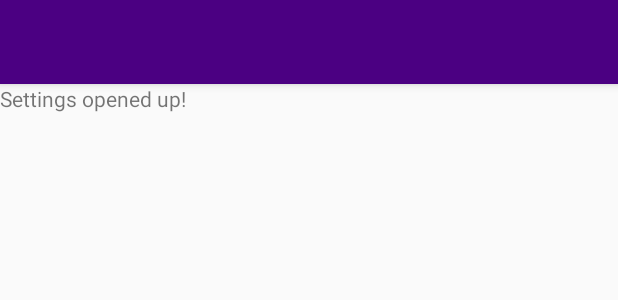
After one commit to msaukans/AudioBook-Reviewzy, an Android app: the layout activity_settings.xml on its own in the app's theme, with its tools: preview values and no code run, on a phone screen of 412 x 824 dp. The commit adds this screen. Shown: the top 300 px of the screen. Run offline under Robolectric (Android 15) with nearby library versions, the phone set to English and light mode, and no system bars.

Commit message:
added settings activity in order for user to be able to customize the app more to their liking

```diff
--- a/app/build.gradle
+++ b/app/build.gradle
@@ -10,6 +10,7 @@
         versionCode 1
         versionName "1.0"
         testInstrumentationRunner "android.support.test.runner.AndroidJUnitRunner"
+        vectorDrawables.useSupportLibrary = true
     }
     buildTypes {
         release {
@@ -27,5 +28,7 @@
     compile 'com.android.support:appcompat-v7:26.+'
     compile 'com.android.support:design:26.+'
     compile 'com.android.support.constraint:constraint-layout:1.0.2'
+    compile 'com.android.support:support-v4:26.+'
+    compile 'com.android.support:support-vector-drawable:26.+'
     testCompile 'junit:junit:4.12'
 }
--- a/app/src/main/AndroidManifest.xml
+++ b/app/src/main/AndroidManifest.xml
@@ -19,7 +19,6 @@
                 <category android:name="android.intent.category.DEFAULT" />
             </intent-filter>
         </activity>
-
         <activity android:name=".welcome">
             <intent-filter>
                 <action android:name="android.intent.action.MAIN" />
@@ -27,9 +26,12 @@
                 <category android:name="android.intent.category.LAUNCHER" />
             </intent-filter>
         </activity>
-
         <activity android:name=".LoginActivity" />
         <activity android:name=".RegisterActivity" />
+        <activity
+            android:name=".Settings"
+            android:label="@string/title_activity_settings"
+            android:theme="@style/AppTheme.NoActionBar"></activity>
     </application>
 
 </manifest>
--- a/app/src/main/java/gq/codester/maris/audiobookreviewzy/MainActivity.java
+++ b/app/src/main/java/gq/codester/maris/audiobookreviewzy/MainActivity.java
@@ -1,5 +1,6 @@
 package gq.codester.maris.audiobookreviewzy;
 
+import android.content.Intent;
 import android.os.Bundle;
 import android.support.design.widget.FloatingActionButton;
 import android.support.design.widget.Snackbar;
@@ -68,6 +69,7 @@
         //noinspection SimplifiableIfStatement
         if (id == R.id.action_settings) {
             Toast.makeText(this, "option 1 pressed", Toast.LENGTH_SHORT).show();
+            startActivity(new Intent(MainActivity.this, Settings.class));
             return true;
         }
         else if (id == R.id.search) {
@@ -89,7 +91,7 @@
         int id = item.getItemId();
 
         if (id == R.id.nav_camera) {
-            //startActivity(this, .java);
+            //startActivity(this, .class);
         } else if (id == R.id.nav_gallery) {
 
         } else if (id == R.id.nav_slideshow) {
--- a/app/src/main/res/layout/activity_login.xml
+++ b/app/src/main/res/layout/activity_login.xml
@@ -5,7 +5,7 @@
     android:layout_width="match_parent"
     android:layout_height="match_parent"
     tools:context="gq.codester.maris.audiobookreviewzy.LoginActivity"
-    android:background="@color/colorPrimaryDark">
+    android:background="@color/purple">
 
     <RelativeLayout
         android:id="@+id/lin1"
--- /dev/null
+++ b/app/src/main/res/layout/activity_settings.xml
@@ -0,0 +1,28 @@
+<?xml version="1.0" encoding="utf-8"?>
+<android.support.design.widget.CoordinatorLayout xmlns:android="http://schemas.android.com/apk/res/android"
+    xmlns:app="http://schemas.android.com/apk/res-auto"
+    xmlns:tools="http://schemas.android.com/tools"
+    android:layout_width="match_parent"
+    android:layout_height="match_parent"
+    app:statusBarBackground="@color/purple"
+    tools:context="gq.codester.maris.audiobookreviewzy.Settings">
+
+    <android.support.design.widget.AppBarLayout
+        android:layout_width="match_parent"
+        android:layout_height="wrap_content"
+        android:theme="@style/AppTheme.AppBarOverlay">
+
+        <android.support.v7.widget.Toolbar
+            android:id="@+id/toolbar"
+            android:layout_width="match_parent"
+            android:layout_height="?attr/actionBarSize"
+            android:background="@color/purple"
+            app:popupTheme="@style/AppTheme.PopupOverlay" />
+
+    </android.support.design.widget.AppBarLayout>
+
+    <include layout="@layout/content_settings" />
+
+
+
+</android.support.design.widget.CoordinatorLayout>
--- /dev/null
+++ b/app/src/main/res/layout/content_settings.xml
@@ -0,0 +1,23 @@
+<?xml version="1.0" encoding="utf-8"?>
+<android.support.constraint.ConstraintLayout xmlns:android="http://schemas.android.com/apk/res/android"
+    xmlns:app="http://schemas.android.com/apk/res-auto"
+    xmlns:tools="http://schemas.android.com/tools"
+    android:layout_width="match_parent"
+    android:layout_height="match_parent"
+    app:layout_behavior="@string/appbar_scrolling_view_behavior"
+    tools:context="gq.codester.maris.audiobookreviewzy.Settings"
+    tools:showIn="@layout/app_bar_main">
+
+    <RelativeLayout
+        android:layout_width="wrap_content"
+        android:layout_height="wrap_content">
+
+     <TextView
+         android:layout_width="wrap_content"
+         android:layout_height="wrap_content"
+         android:text="Settings opened up!"/>
+
+
+    </RelativeLayout>
+
+</android.support.constraint.ConstraintLayout>
```
Also changed, not shown: app/src/main/java/gq/codester/maris/audiobookreviewzy/Settings.java (added, +20 -0 lines), app/src/main/res/drawable/ic_info_black_24dp.xml (added, +9 -0 lines), app/src/main/res/drawable/ic_notifications_black_24dp.xml (added, +9 -0 lines), app/src/main/res/drawable/ic_sync_black_24dp.xml (added, +9 -0 lines), app/src/main/res/layout/activity_register.xml (+68 -5 lines), app/src/main/res/values/strings.xml (+73 -0 lines), app/src/main/res/xml/pref_data_sync.xml (added, +21 -0 lines), app/src/main/res/xml/pref_general.xml (added, +33 -0 lines), app/src/main/res/xml/pref_headers.xml (added, +20 -0 lines), app/src/main/res/xml/pref_notification.xml (added, +27 -0 lines).
